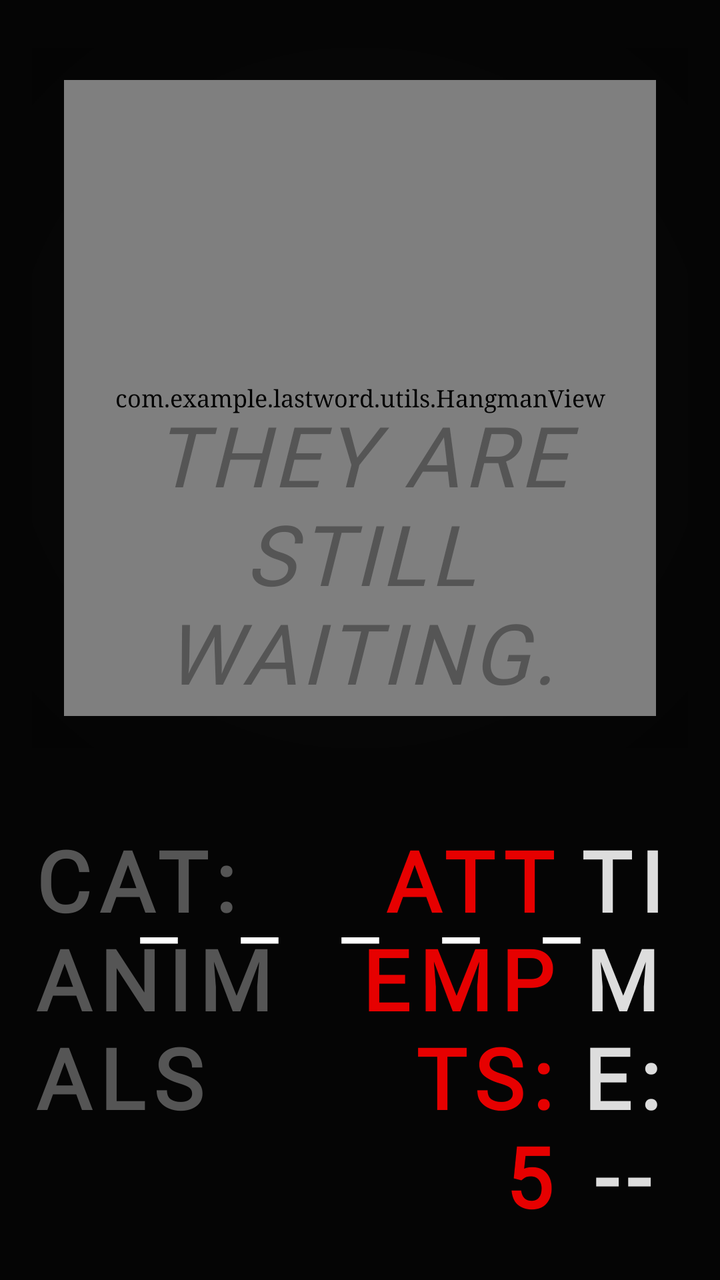
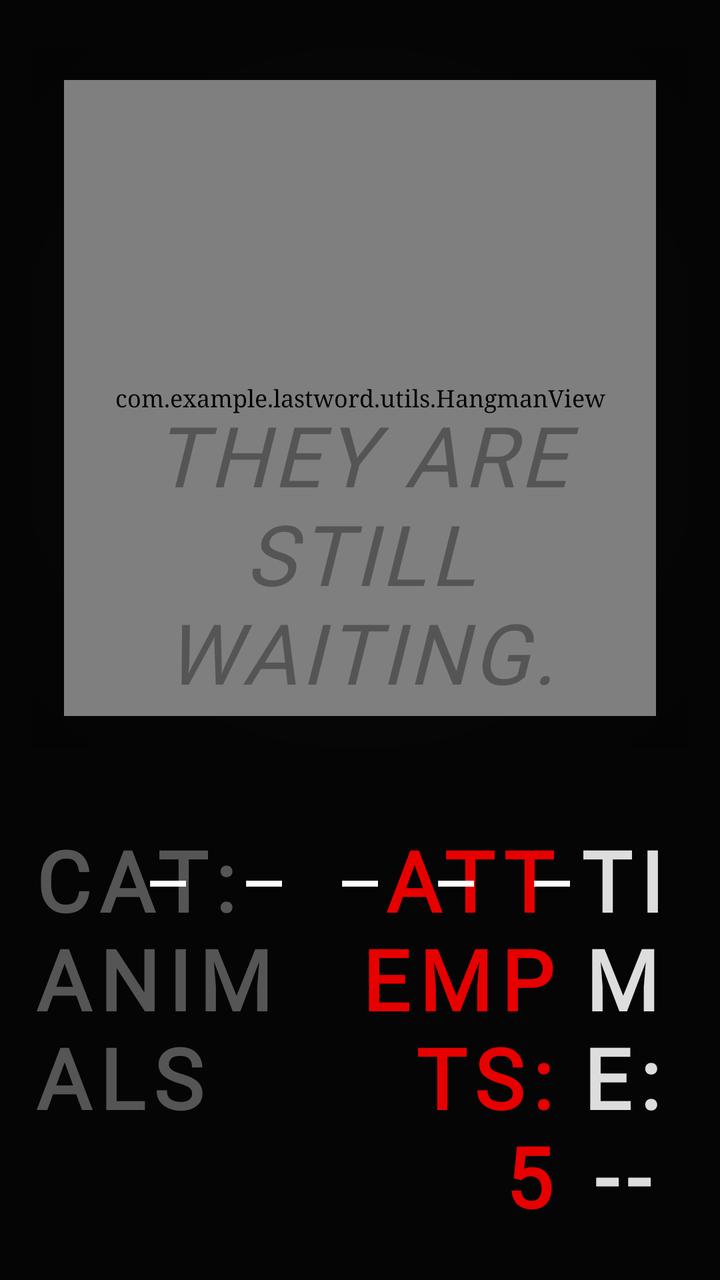

An Android layout rendered at two revisions. The XML below is the earlier revision; the diff shows what the commit changed to produce the second picture.
<!-- AndroidManifest.xml: application theme Theme.LastWord -->
<!-- res/layout/activity_game.xml -->
<?xml version="1.0" encoding="utf-8"?>
<androidx.constraintlayout.widget.ConstraintLayout xmlns:android="http://schemas.android.com/apk/res/android"
    xmlns:app="http://schemas.android.com/apk/res-auto"
    android:id="@+id/gameRootLayout"
    android:layout_width="match_parent"
    android:layout_height="match_parent"
    android:background="@color/pure_dark"
    android:padding="16dp">

    <LinearLayout
        android:id="@+id/bottomStatsBar"
        android:layout_width="match_parent"
        android:layout_height="wrap_content"
        android:orientation="horizontal"
        android:weightSum="3"
        android:paddingTop="12dp"
        android:paddingBottom="8dp"
        app:layout_constraintBottom_toBottomOf="parent"
        app:layout_constraintStart_toStartOf="parent"
        app:layout_constraintEnd_toEndOf="parent">

        <TextView android:fontFamily="@font/ghastly_panic"
            android:id="@+id/tvGameCategory"
            android:layout_width="0dp"
            android:layout_height="wrap_content"
            android:layout_weight="1.2"
            android:text="CAT: ANIMALS"
            android:textColor="@color/dim_gray"
            android:textSize="42sp"
            android:letterSpacing="0.1"
            android:textAllCaps="true"
            android:gravity="start|center_vertical"
            android:textStyle="bold" />

        <TextView android:fontFamily="@font/ghastly_panic"
            android:id="@+id/tvGameAttempts"
            android:layout_width="0dp"
            android:layout_height="wrap_content"
            android:layout_weight="1.2"
            android:text="ATTEMPTS: 5"
            android:textColor="@color/horror_red"
            android:textSize="42sp"
            android:letterSpacing="0.1"
            android:textStyle="bold"
            android:gravity="end|center_vertical" />

        <TextView android:fontFamily="@font/ghastly_panic"
            android:id="@+id/tvGameTimer"
            android:layout_width="0dp"
            android:layout_height="wrap_content"
            android:layout_weight="0.6"
            android:text="TIME: --"
            android:textColor="@color/pale_white"
            android:textSize="42sp"
            android:letterSpacing="0.1"
            android:textStyle="bold"
            android:gravity="center" />
    </LinearLayout>

    
    <FrameLayout
        android:id="@+id/horrorFrame"
        android:layout_width="match_parent"
        android:layout_height="350dp"
        android:layout_marginTop="8dp"
        android:background="#050505"
        android:clipChildren="true"
        app:layout_constraintTop_toTopOf="parent"
        app:layout_constraintStart_toStartOf="parent">

        <View
            android:id="@+id/horrorEnvironmentView"
            android:layout_width="match_parent"
            android:layout_height="match_parent"
            android:background="#0a0a0a" />

        <View
            android:id="@+id/vignetteOverlay"
            android:layout_width="match_parent"
            android:layout_height="match_parent"
            android:background="@drawable/overlay_vignette"
            android:alpha="0.6"/>

        <com.example.lastword.utils.HangmanView
            android:id="@+id/hangmanView"
            android:layout_width="match_parent"
            android:layout_height="match_parent"
            android:layout_margin="16dp" />

        <TextView
            android:id="@+id/tvHorrorStatusText"
            android:layout_width="wrap_content"
            android:layout_height="wrap_content"
            android:layout_gravity="bottom|center_horizontal"
            android:text="THEY ARE STILL WAITING."
            android:textColor="@color/dim_gray"
            android:textSize="42sp"
            android:letterSpacing="0.05"
            android:textStyle="italic"
            android:gravity="center"
            android:fontFamily="@font/ghastly_panic"
            android:padding="20dp" />
    </FrameLayout>

    
    <TextView
        android:id="@+id/tvHiddenWord"
        android:layout_width="match_parent"
        android:layout_height="wrap_content"
        android:layout_marginTop="50dp"
        android:text="_ _ _ _ _"
        android:textColor="@color/white"
        android:textSize="42sp"
        android:letterSpacing="0.25"
        android:gravity="center"
        
        app:layout_constraintTop_toBottomOf="@id/horrorFrame"
        app:layout_constraintStart_toStartOf="parent"  android:fontFamily="@font/ghastly_panic" />

    
    <GridLayout
        android:id="@+id/glAlphabetKeyboard"
        android:layout_width="match_parent"
        android:layout_height="0dp"
        android:layout_marginTop="20dp"
        android:columnCount="7"
        android:alignmentMode="alignBounds"
        app:layout_constraintTop_toBottomOf="@id/tvHiddenWord"
        app:layout_constraintBottom_toTopOf="@id/bottomStatsBar"
        app:layout_constraintStart_toStartOf="parent">
        
    </GridLayout>

    
    <View
        android:id="@+id/gameFlickerOverlay"
        android:layout_width="match_parent"
        android:layout_height="match_parent"
        android:background="@color/black"
        android:alpha="0.0"
        android:visibility="gone" />

</androidx.constraintlayout.widget.ConstraintLayout>
<!-- resources referenced by this layout -->
<resources>
  <color name="black">#000000</color>
  <color name="dim_gray">#555555</color>
  <color name="horror_red">#E60000</color>
  <color name="pale_white">#DDDDDD</color>
  <color name="pure_dark">#050505</color>
  <color name="white">#FFFFFF</color>
  <!-- drawable overlay_vignette (drawable) -->
  <?xml version="1.0" encoding="utf-8"?>
  <shape xmlns:android="http://schemas.android.com/apk/res/android"
      android:shape="rectangle">
      <gradient
          android:type="radial"
          android:gradientRadius="80%p"
          android:startColor="#00000000"
          android:endColor="#FF000000" />
  </shape>
  <style name="Theme.LastWord" parent="Base.Theme.LastWord" />
  <style name="Base.Theme.LastWord" parent="Theme.Material3.DayNight.NoActionBar">
          
          <item name="colorPrimary">@color/horror_red</item>
          <item name="colorOnPrimary">@color/white</item>
          <item name="colorSecondary">@color/crimson</item>
          <item name="android:windowBackground">@color/pure_dark</item>
          <item name="android:navigationBarColor">@color/black</item>
          <item name="android:statusBarColor">@color/black</item>
          
          
          <item name="android:textAppearanceSmall">@style/HorrorText.Small</item>
          <item name="android:textAppearanceMedium">@style/HorrorText.Medium</item>
          <item name="android:textAppearanceLarge">@style/HorrorText.Large</item>
      </style>
  <color name="crimson">#FF0000</color>
  <style name="HorrorText.Small">
          <item name="android:textSize">12sp</item>
      </style>
  <style name="HorrorText.Medium">
          <item name="android:textSize">16sp</item>
      </style>
  <style name="HorrorText.Large">
          <item name="android:textSize">22sp</item>
      </style>
</resources>

<!-- the commit's change to res/layout/activity_game.xml (unified diff, before → after) -->
@@ -107,25 +107,43 @@
         android:id="@+id/tvHiddenWord"
         android:layout_width="match_parent"
         android:layout_height="wrap_content"
-        android:layout_marginTop="50dp"
+        android:layout_marginTop="24dp"
         android:text="_ _ _ _ _"
         android:textColor="@color/white"
-        android:textSize="42sp"
+        android:textSize="40sp"
         android:letterSpacing="0.25"
         android:gravity="center"
-        
         app:layout_constraintTop_toBottomOf="@id/horrorFrame"
-        app:layout_constraintStart_toStartOf="parent"  android:fontFamily="@font/ghastly_panic" />
+        app:layout_constraintStart_toStartOf="parent"
+        app:layout_constraintEnd_toEndOf="parent"
+        android:fontFamily="@font/ghastly_panic" />
+
+    
+    <TextView
+        android:id="@+id/tvGameHint"
+        android:layout_width="match_parent"
+        android:layout_height="wrap_content"
+        android:layout_marginTop="4dp"
+        android:text="CLUE: ..."
+        android:textColor="@color/pale_white"
+        android:textSize="22sp"
+        android:letterSpacing="0.05"
+        android:gravity="center"
+        android:visibility="gone"
+        android:fontFamily="@font/ghastly_panic"
+        app:layout_constraintTop_toBottomOf="@id/tvHiddenWord"
+        app:layout_constraintStart_toStartOf="parent"
+        app:layout_constraintEnd_toEndOf="parent" />
 
     
     <GridLayout
         android:id="@+id/glAlphabetKeyboard"
         android:layout_width="match_parent"
         android:layout_height="0dp"
-        android:layout_marginTop="20dp"
+        android:layout_marginTop="10dp"
         android:columnCount="7"
         android:alignmentMode="alignBounds"
-        app:layout_constraintTop_toBottomOf="@id/tvHiddenWord"
+        app:layout_constraintTop_toBottomOf="@id/tvGameHint"
         app:layout_constraintBottom_toTopOf="@id/bottomStatsBar"
         app:layout_constraintStart_toStartOf="parent">
         
